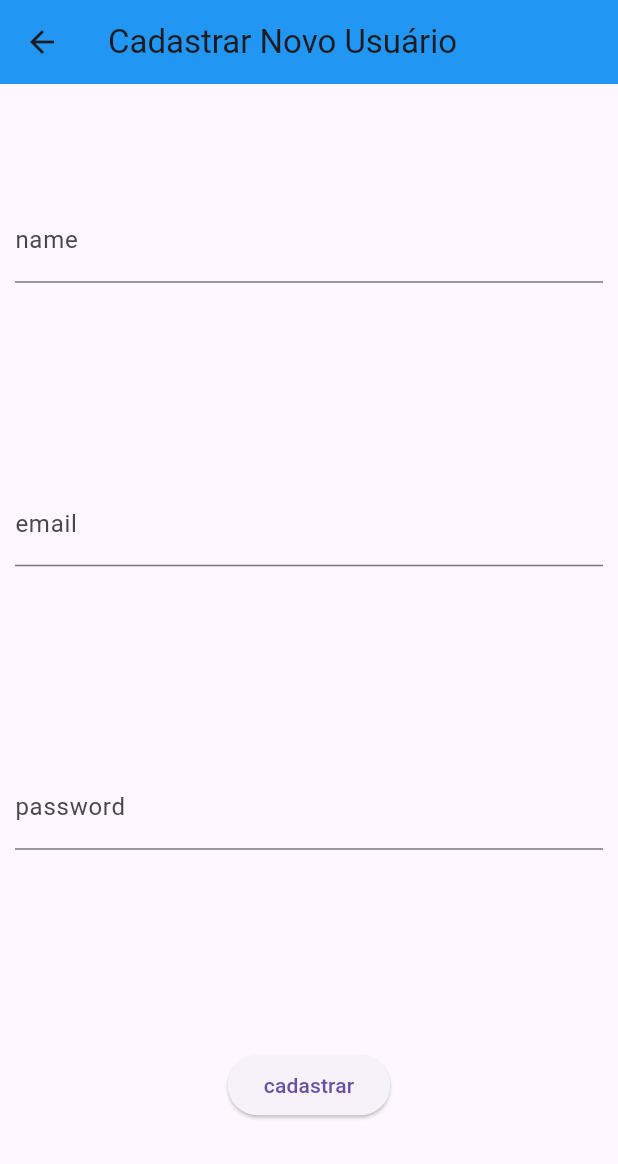
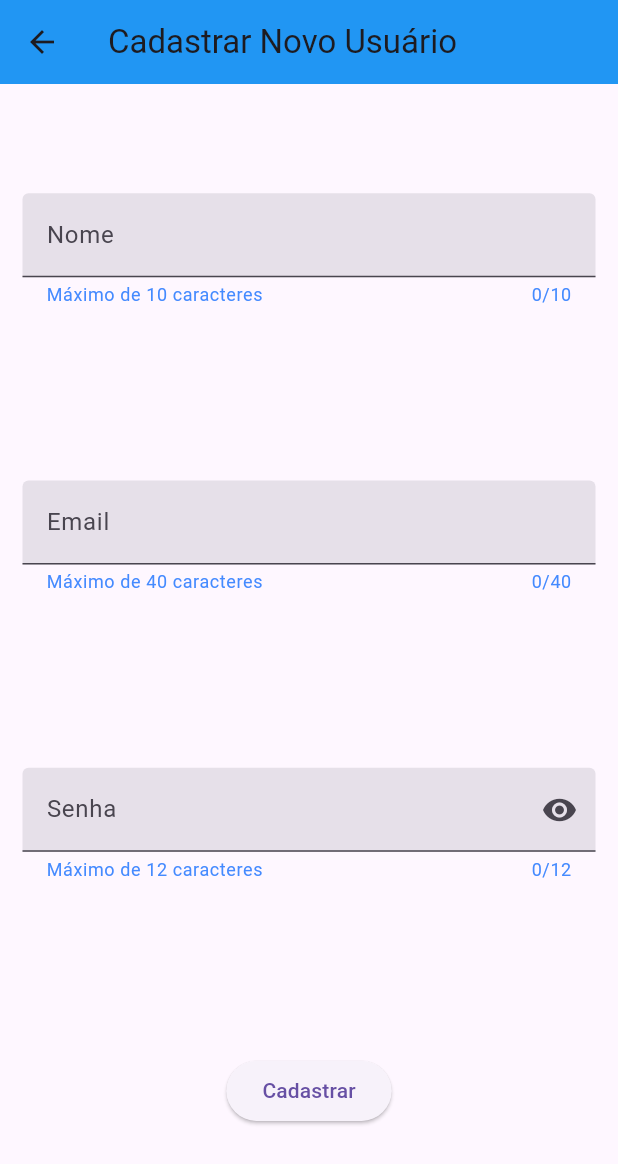
Before and after one commit to GuilhermePiorno/games_tracker, a Flutter app: the RegisterScreen screen opened directly, on a phone screen of 412 x 824 dp. Shown: the top 1164 px of the screen. Run offline on Flutter 3.47's test engine with Material 3 defaults, Android fonts, the phone set to English and light mode, and no system bars; our stand-ins replace shared_preferences, sqflite_common_ffi; accounts and stored records are empty.

Commit message:
ajustes na ui e hider na senha

```diff
--- a/lib/screens/register_screen.dart
+++ b/lib/screens/register_screen.dart
@@ -14,6 +14,13 @@ class _RegisterScreenState extends State<RegisterScreen> {
   TextEditingController emailController = TextEditingController();
   TextEditingController passwordController = TextEditingController();
   LoginController loginController = LoginController();
+  bool passwordVisible = false;
+
+  @override
+  void initState() {
+    super.initState();
+    passwordVisible = true;
+  }
 
   @override
   Widget build(BuildContext context) {
@@ -22,21 +29,57 @@ class _RegisterScreenState extends State<RegisterScreen> {
           title: Text('Cadastrar Novo Usuário'), backgroundColor: Colors.blue),
       body: Center(
           child: Container(
-              margin: const EdgeInsets.all(10),
+              margin: const EdgeInsets.all(15),
               child: Column(
                 mainAxisAlignment: MainAxisAlignment.spaceAround,
                 children: [
                   TextField(
                     controller: nameController,
-                    decoration: InputDecoration(labelText: "name"),
+                    maxLength: 10,
+                    decoration: InputDecoration(
+                      labelText: "Nome",
+                      helperText: "Máximo de 10 caracteres",
+                      helperStyle: TextStyle(color: Colors.blueAccent),
+                      filled: true,
+                    ),
                   ),
                   TextField(
                     controller: emailController,
-                    decoration: InputDecoration(labelText: "email"),
+                    maxLength: 40,
+                    decoration: InputDecoration(
+                      labelText: "Email",
+                      helperText: "Máximo de 40 caracteres",
+                      helperStyle: TextStyle(color: Colors.blueAccent),
+                      border: UnderlineInputBorder(),
+                      filled: true,
+                    ),
                   ),
                   TextField(
+                    obscureText: passwordVisible,
                     controller: passwordController,
-                    decoration: InputDecoration(labelText: "password"),
+                    maxLength: 12,
+                    decoration: InputDecoration(
+                      border: UnderlineInputBorder(),
+                      labelText: "Senha",
+                      helperText: "Máximo de 12 caracteres",
+                      helperStyle: TextStyle(color: Colors.blueAccent),
+                      suffixIcon: IconButton(
+                        icon: Icon(passwordVisible
+                            ? Icons.visibility
+                            : Icons.visibility_off),
+                        onPressed: () {
+                          setState(
+                            () {
+                              passwordVisible = !passwordVisible;
+                            },
+                          );
+                        },
+                      ),
+                      alignLabelWithHint: false,
+                      filled: true,
+                    ),
+                    keyboardType: TextInputType.visiblePassword,
+                    textInputAction: TextInputAction.done,
                   ),
                   ElevatedButton(
                       onPressed: () {
@@ -110,7 +153,7 @@ class _RegisterScreenState extends State<RegisterScreen> {
                           }
                         });
                       },
-                      child: Text("cadastrar"))
+                      child: Text("Cadastrar"))
                 ],
               ))),
     );
```
